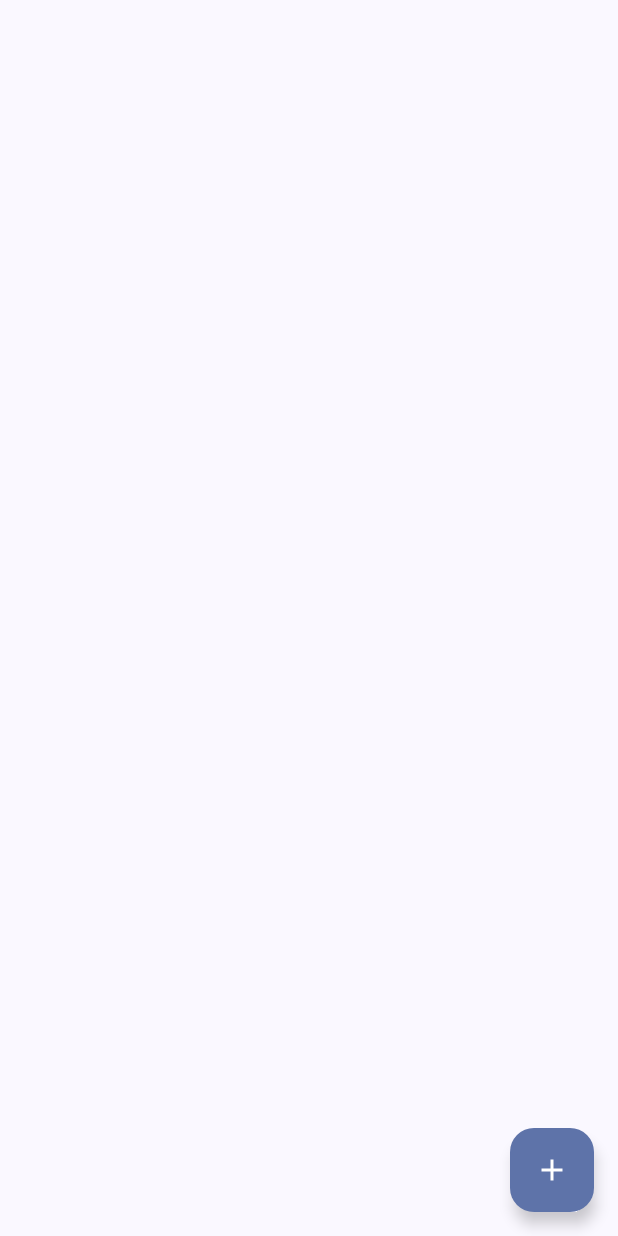
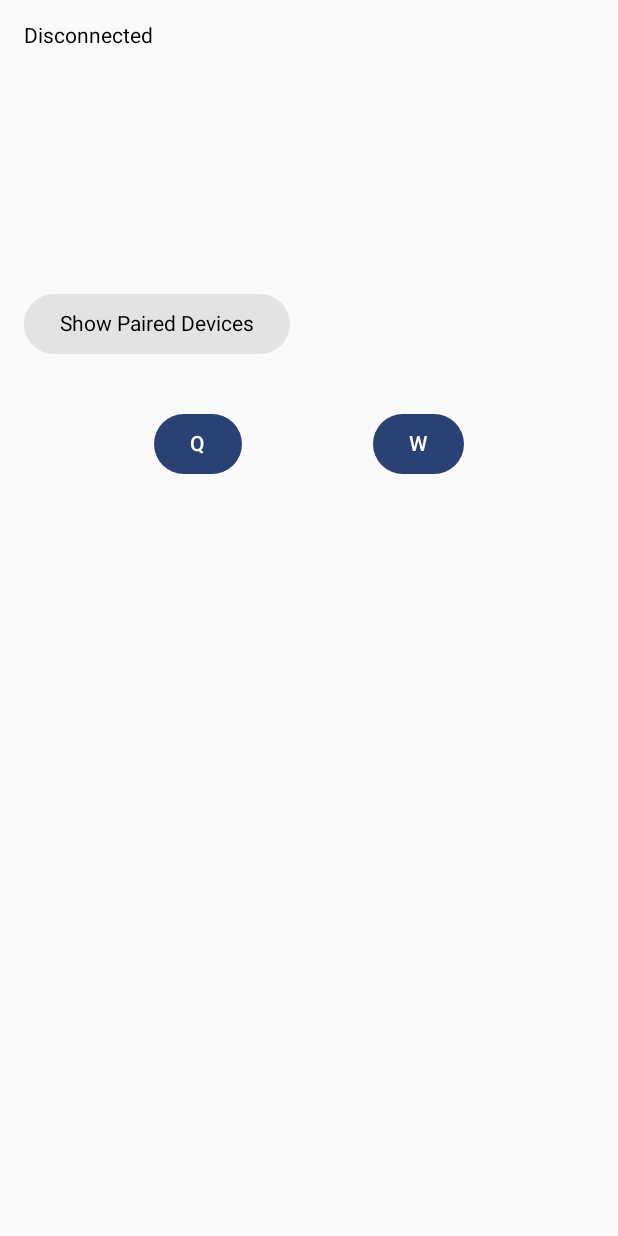
Before and after one commit to IgorNe/todocompose, an Android app built with Jetpack Compose: the screen it shows after launch (MainActivity), on a phone screen of 412 x 824 dp. Run offline under Robolectric (Android 15) with nearby library versions, the phone set to English and light mode, and no system bars; our stand-ins replace Dagger/Hilt's generated code, Room's generated code.

Commit message:
add bluetooth repository

```diff
--- a/app/build.gradle.kts
+++ b/app/build.gradle.kts
@@ -54,6 +54,8 @@ dependencies {
     implementation(libs.androidx.material3)
     implementation(libs.androidx.room.ktx)
     implementation(libs.androidx.hilt.navigation.compose)
+    implementation(libs.androidx.compose.material3)
+    implementation(libs.ads.mobile.sdk)
     kapt(libs.androidx.room.compiler)
 
     implementation(libs.hilt.android)
--- a/app/src/main/java/com/example/todocompose/MainActivity.kt
+++ b/app/src/main/java/com/example/todocompose/MainActivity.kt
@@ -11,6 +11,7 @@ import androidx.compose.material3.Text
 import androidx.compose.runtime.Composable
 import androidx.compose.ui.Modifier
 import androidx.compose.ui.tooling.preview.Preview
+import com.example.todocompose.ui.BluetoothKeyboardScreen
 import com.example.todocompose.ui.MainScreen
 import com.example.todocompose.ui.theme.TodocomposeTheme
 import dagger.hilt.android.AndroidEntryPoint
@@ -20,10 +21,15 @@ import dagger.hilt.android.AndroidEntryPoint
 class MainActivity : ComponentActivity() {
     override fun onCreate(savedInstanceState: Bundle?) {
         super.onCreate(savedInstanceState)
+
+
+
+
         enableEdgeToEdge()
         setContent {
             TodocomposeTheme {
-                MainScreen()
+                BluetoothKeyboardScreen()
+                //MainScreen()
                 /*Scaffold(modifier = Modifier.fillMaxSize()) { innerPadding ->
                     Greeting(
                         name = "Android",
--- /dev/null
+++ b/app/src/main/java/com/example/todocompose/presentation/BluetoothHidViewModel.kt
@@ -0,0 +1,78 @@
+package com.example.todocompose.presentation
+
+import android.app.Application
+import android.bluetooth.BluetoothDevice
+import androidx.lifecycle.AndroidViewModel
+import com.example.todocompose.repository.BluetoothHidRepository
+import kotlinx.coroutines.flow.MutableStateFlow
+import kotlinx.coroutines.flow.StateFlow
+
+class BluetoothHidViewModel(application: Application) : AndroidViewModel(application) {
+    private val repository = BluetoothHidRepository(application)
+
+    private val _connectionState = MutableStateFlow<ConnectionState>(ConnectionState.Disconnected)
+    val connectionState: StateFlow<ConnectionState> = _connectionState
+
+    private val _pairedDevices = MutableStateFlow<List<BluetoothDevice>>(emptyList())
+    val pairedDevices: StateFlow<List<BluetoothDevice>> = _pairedDevices
+
+    private val _errorMessage = MutableStateFlow<String?>(null)
+    val errorMessage: StateFlow<String?> = _errorMessage
+
+    init {
+        repository.setConnectionStateListener(object : BluetoothHidRepository.ConnectionStateListener {
+            override fun onConnected(device: BluetoothDevice) {
+                _connectionState.value = ConnectionState.Connected(device)
+            }
+
+            override fun onDisconnected(device: BluetoothDevice) {
+                _connectionState.value = ConnectionState.Disconnected
+            }
+
+            override fun onError(message: String) {
+                _errorMessage.value = message
+            }
+
+            override fun onAppRegistered(success: Boolean) {
+                _connectionState.value = if (success) {
+                    ConnectionState.Ready
+                } else {
+                    ConnectionState.Error("Failed to register HID app")
+                }
+            }
+        })
+
+        repository.initialize()
+    }
+
+    fun loadPairedDevices() {
+        _pairedDevices.value = repository.getPairedDevices()
+    }
+
+    fun connectToDevice(device: BluetoothDevice) {
+        repository.connectToDevice(device)
+    }
+
+    fun sendKey(keyCode: Int) {
+        repository.sendKey(keyCode)
+    }
+
+    override fun onCleared() {
+        repository.cleanup()
+        super.onCleared()
+    }
+
+    sealed class ConnectionState {
+        object Disconnected : ConnectionState()
+        object Ready : ConnectionState()
+        data class Connected(val device: BluetoothDevice) : ConnectionState()
+        data class Error(val message: String) : ConnectionState()
+    }
+    fun clearErrorMessage() {
+        _errorMessage.value = null
+    }
+    fun isDeviceConnected(device: BluetoothDevice): Boolean {
+        return connectionState.value is ConnectionState.Connected &&
+                (connectionState.value as ConnectionState.Connected).device.address == device.address
+    }
+}
--- /dev/null
+++ b/app/src/main/java/com/example/todocompose/repository/BluetoothHidRepository.kt
@@ -0,0 +1,178 @@
+package com.example.todocompose.repository
+
+import android.annotation.SuppressLint
+import android.bluetooth.*
+import android.content.Context
+import android.content.pm.PackageManager
+import android.util.Log
+import androidx.core.content.ContextCompat
+
+class BluetoothHidRepository(private val context: Context) {
+    private var bluetoothAdapter: BluetoothAdapter? = null
+    private var hidDevice: BluetoothHidDevice? = null
+    private var hostDevice: BluetoothDevice? = null
+    private var hidDeviceCallback: HidDeviceCallback? = null
+
+    // HID Report Descriptor for a simple keyboard
+    private val reportDescriptor = byteArrayOf(
+        0x05.toByte(), 0x01.toByte(), 0x09.toByte(), 0x06.toByte(), 0xA1.toByte(), 0x01.toByte(),
+        0x05.toByte(), 0x07.toByte(), 0x19.toByte(), 0xE0.toByte(), 0x29.toByte(), 0xE7.toByte(),
+        0x15.toByte(), 0x00.toByte(), 0x25.toByte(), 0x01.toByte(), 0x75.toByte(), 0x01.toByte(),
+        0x95.toByte(), 0x08.toByte(), 0x81.toByte(), 0x02.toByte(), 0x95.toByte(), 0x01.toByte(),
+        0x75.toByte(), 0x08.toByte(), 0x81.toByte(), 0x03.toByte(), 0x95.toByte(), 0x05.toByte(),
+        0x75.toByte(), 0x01.toByte(), 0x05.toByte(), 0x08.toByte(), 0x19.toByte(), 0x01.toByte(),
+        0x29.toByte(), 0x05.toByte(), 0x91.toByte(), 0x02.toByte(), 0x95.toByte(), 0x01.toByte(),
+        0x75.toByte(), 0x03.toByte(), 0x91.toByte(), 0x03.toByte(), 0x95.toByte(), 0x06.toByte(),
+        0x75.toByte(), 0x08.toByte(), 0x15.toByte(), 0x00.toByte(), 0x25.toByte(), 0x65.toByte(),
+        0x05.toByte(), 0x07.toByte(), 0x19.toByte(), 0x00.toByte(), 0x29.toByte(), 0x65.toByte(),
+        0x81.toByte(), 0x00.toByte(), 0xC0.toByte()
+    )
+
+    private val sdpSettings = BluetoothHidDeviceAppSdpSettings(
+        "BT Keyboard",
+        "Simple BT Keyboard",
+        "Android",
+        BluetoothHidDevice.SUBCLASS1_KEYBOARD,
+        reportDescriptor
+    )
+
+    interface ConnectionStateListener {
+        fun onConnected(device: BluetoothDevice)
+        fun onDisconnected(device: BluetoothDevice)
+        fun onError(message: String)
+        fun onAppRegistered(success: Boolean)
+    }
+
+    private var connectionStateListener: ConnectionStateListener? = null
+
+    fun setConnectionStateListener(listener: ConnectionStateListener) {
+        this.connectionStateListener = listener
+    }
+
+    init {
+        if (context.packageManager.hasSystemFeature(PackageManager.FEATURE_BLUETOOTH)) {
+            val bluetoothManager = context.getSystemService(Context.BLUETOOTH_SERVICE) as? BluetoothManager
+            bluetoothAdapter = bluetoothManager?.adapter
+
+            if (bluetoothAdapter == null) {
+                connectionStateListener?.onError("Bluetooth not available")
+            }
+        } else {
+            connectionStateListener?.onError("Bluetooth not supported")
+        }
+    }
+
+    @SuppressLint("MissingPermission")
+    fun initialize() {
+        if (!hasBluetoothPermissions()) {
+            connectionStateListener?.onError("Bluetooth permissions not granted")
+            return
+        }
+
+        bluetoothAdapter?.getProfileProxy(
+            context,
+            object : BluetoothProfile.ServiceListener {
+                override fun onServiceConnected(profile: Int, proxy: BluetoothProfile) {
+                    if (profile == BluetoothProfile.HID_DEVICE) {
+                        hidDevice = proxy as BluetoothHidDevice
+                        hidDeviceCallback = HidDeviceCallback()
+                        hidDevice?.registerApp(
+                            sdpSettings,
+                            null,
+                            null,
+                            ContextCompat.getMainExecutor(context),
+                            hidDeviceCallback!!
+                        )
+                    }
+                }
+
+                override fun onServiceDisconnected(profile: Int) {
+                    if (profile == BluetoothProfile.HID_DEVICE) {
+                        hidDevice = null
+                    }
+                }
+            },
+            BluetoothProfile.HID_DEVICE
+        )
+    }
+
+    @SuppressLint("MissingPermission")
+    fun getPairedDevices(): List<BluetoothDevice> {
+        return if (hasBluetoothPermissions()) {
+            bluetoothAdapter?.bondedDevices?.toList() ?: emptyList()
+        } else {
+            emptyList()
+        }
+    }
+
+    @SuppressLint("MissingPermission")
+    fun connectToDevice(device: BluetoothDevice) {
+        if (!hasBluetoothPermissions()) {
+            connectionStateListener?.onError("Bluetooth permissions not granted")
+            return
+        }
+
+        if (hidDevice == null) {
+            connectionStateListener?.onError("HID profile not ready")
+            return
+        }
+
+        hidDevice?.connect(device)
+    }
+
+    @SuppressLint("MissingPermission")
+    fun sendKey(keyCode: Int) {
+        if (hostDevice == null) {
+            connectionStateListener?.onError("No connected device")
+            return
+        }
+
+        if (!hasBluetoothPermissions()) {
+            return
+        }
+
+        // Key press
+        hidDevice?.sendReport(hostDevice, 0, byteArrayOf(0, 0, keyCode.toByte(), 0, 0, 0, 0, 0))
+        // Key release
+        hidDevice?.sendReport(hostDevice, 0, byteArrayOf(0, 0, 0, 0, 0, 0, 0, 0))
+    }
+
+    @SuppressLint("MissingPermission")
+    fun cleanup() {
+        if (hasBluetoothPermissions()) {
+            hidDevice?.unregisterApp()
+            bluetoothAdapter?.closeProfileProxy(BluetoothProfile.HID_DEVICE, hidDevice)
+        }
+    }
+
+    private fun hasBluetoothPermissions(): Boolean {
+        return ContextCompat.checkSelfPermission(
+            context,
+            android.Manifest.permission.BLUETOOTH_CONNECT
+        ) == PackageManager.PERMISSION_GRANTED
+    }
+
+    private inner class HidDeviceCallback : BluetoothHidDevice.Callback() {
+        override fun onAppStatusChanged(pluggedDevice: BluetoothDevice?, registered: Boolean) {
+            super.onAppStatusChanged(pluggedDevice, registered)
+            connectionStateListener?.onAppRegistered(registered)
+        }
+
+        @SuppressLint("MissingPermission")
+        override fun onConnectionStateChanged(device: BluetoothDevice, state: Int) {
+            super.onConnectionStateChanged(device, state)
+            when (state) {
+                BluetoothProfile.STATE_CONNECTED -> {
+                    hostDevice = device
+                    connectionStateListener?.onConnected(device)
+                }
+                BluetoothProfile.STATE_DISCONNECTED -> {
+                    if (hostDevice == device) {
+                        hostDevice = null
+                        connectionStateListener?.onDisconnected(device)
+                    }
+                }
+            }
+        }
+    }
+}
--- /dev/null
+++ b/app/src/main/java/com/example/todocompose/ui/BluetoothKeyboardScreen.kt
@@ -0,0 +1,118 @@
+package com.example.todocompose.ui
+
+import android.annotation.SuppressLint
+import androidx.lifecycle.viewmodel.compose.viewModel
+import androidx.compose.foundation.layout.Arrangement
+import androidx.compose.foundation.layout.Box
+import androidx.compose.foundation.layout.Column
+import androidx.compose.foundation.layout.Row
+import androidx.compose.foundation.layout.Spacer
+import androidx.compose.foundation.layout.fillMaxSize
+import androidx.compose.foundation.layout.fillMaxWidth
+import androidx.compose.foundation.layout.height
+import androidx.compose.foundation.layout.padding
+import androidx.compose.foundation.lazy.LazyColumn
+import androidx.compose.foundation.lazy.items
+import androidx.compose.material3.Button
+import androidx.compose.material3.Card
+import androidx.compose.material3.MaterialTheme
+import androidx.compose.material3.SnackbarHost
+import androidx.compose.material3.SnackbarHostState
+import androidx.compose.material3.Text
+import androidx.compose.runtime.Composable
+import androidx.compose.runtime.LaunchedEffect
+import androidx.compose.runtime.collectAsState
+import androidx.compose.runtime.getValue
+import androidx.compose.runtime.remember
+import androidx.compose.runtime.rememberCoroutineScope
+import androidx.compose.ui.Alignment
+import androidx.compose.ui.Modifier
+import androidx.compose.ui.graphics.Color
+import androidx.compose.ui.text.TextStyle
+import androidx.compose.ui.tooling.preview.Preview
+import androidx.compose.ui.unit.dp
+import com.example.todocompose.presentation.BluetoothHidViewModel
+import kotlinx.coroutines.launch
+
+@SuppressLint("MissingPermission")
+
+@Composable
+fun BluetoothKeyboardScreen(
+    viewModel: BluetoothHidViewModel = viewModel()
+) {
+    val connectionState by viewModel.connectionState.collectAsState()
+    val pairedDevices by viewModel.pairedDevices.collectAsState()
+    val errorMessage by viewModel.errorMessage.collectAsState()
+
+    val snackbarHostState = remember { SnackbarHostState() }
+    val coroutineScope = rememberCoroutineScope()
+
+    // Обработка ошибок
+    errorMessage?.let { message ->
+        LaunchedEffect(message) {
+            coroutineScope.launch {
+                snackbarHostState.showSnackbar(message)
+                viewModel.clearErrorMessage()
+            }
+        }
+    }
+
+    Box(modifier = Modifier.fillMaxSize()) {
+        Column(modifier = Modifier.fillMaxSize().padding(16.dp)) {
+            Text(
+                text = when (connectionState) {
+                    is BluetoothHidViewModel.ConnectionState.Disconnected -> "Disconnected"
+                    is BluetoothHidViewModel.ConnectionState.Ready -> "Ready to connect"
+                    is BluetoothHidViewModel.ConnectionState.Connected -> "Connected to ${(connectionState as BluetoothHidViewModel.ConnectionState.Connected).device.name}"
+                    is BluetoothHidViewModel.ConnectionState.Error -> "Error: ${(connectionState as BluetoothHidViewModel.ConnectionState.Error).message}"
+                },
+                style = TextStyle(color = Color.Black)
+            )
+
+            Spacer(modifier = Modifier.height(160.dp))
+
+            Button(
+                onClick = { viewModel.loadPairedDevices() },
+                enabled = connectionState is BluetoothHidViewModel.ConnectionState.Ready
+            ) {
+                Text(
+                    "Show Paired Devices",
+                    style = TextStyle(color = Color.Black)
+                )
+            }
+
+            LazyColumn(
+                modifier = Modifier
+                    .fillMaxWidth()
+                    .padding(16.dp)  // Добавляем отступы
+            ) {
+                items(pairedDevices) { device ->
+                    DeviceItem(
+                        device = device,
+                        isConnected = viewModel.isDeviceConnected(device),
+                        onClick = { viewModel.connectToDevice(device) }
+                    )
+                    Spacer(modifier = Modifier.height(8.dp))
+                }
+            }
+
+            Row(
+                modifier = Modifier.fillMaxWidth(),
+                horizontalArrangement = Arrangement.SpaceEvenly
+            ) {
+                Button(onClick = { viewModel.sendKey(0x14) }) { // Q key
+                    Text("Q")
+                }
+                Button(onClick = { viewModel.sendKey(0x1A) }) { // W key
+                    Text("W")
+                }
+            }
+        }
+
+        // Snackbar внизу экрана
+        SnackbarHost(
+            hostState = snackbarHostState,
+            modifier = Modifier.align(Alignment.BottomCenter)
+        )
+    }
+}
--- a/gradle/libs.versions.toml
+++ b/gradle/libs.versions.toml
@@ -12,6 +12,8 @@ hilt = "2.57"
 roomKtx = "2.7.2"
 roomCompiler = "2.7.2"
 hiltNavigationCompose = "1.2.0"
+composeMaterial3 = "1.5.0-beta06"
+adsMobileSdk = "0.18.0-beta01"
 
 
 [libraries]
@@ -35,6 +37,8 @@ hilt-android = { group = "com.google.dagger", name = "hilt-android", version.ref
 hilt-compiler = { group = "com.google.dagger", name = "hilt-compiler", version.ref = "hilt" }
 hilt-android-testing = { group = "com.google.dagger", name = "hilt-android-testing", version.ref = "hilt" }
 androidx-hilt-navigation-compose = { group = "androidx.hilt", name = "hilt-navigation-compose", version.ref = "hiltNavigationCompose" }
+androidx-compose-material3 = { group = "androidx.wear.compose", name = "compose-material3", version.ref = "composeMaterial3" }
+ads-mobile-sdk = { group = "com.google.android.libraries.ads.mobile.sdk", name = "ads-mobile-sdk", version.ref = "adsMobileSdk" }
 
 [plugins]
 android-application = { id = "com.android.application", version.ref = "agp" }
```
Also changed, not shown: app/src/main/AndroidManifest.xml (+7 -0 lines), app/src/main/java/com/example/todocompose/ui/DeviceItem.kt (added, +65 -0 lines).
